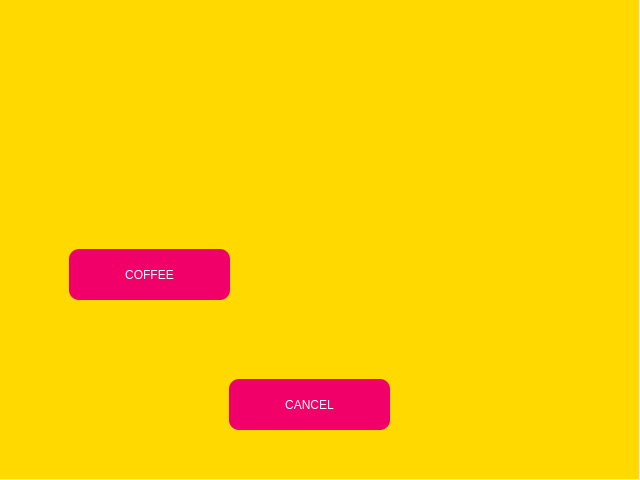
This is GUI/pick.ui in vduyhai/Do-an-tot-nghiep as Qt 5 draws it before an edit. The edited form follows.
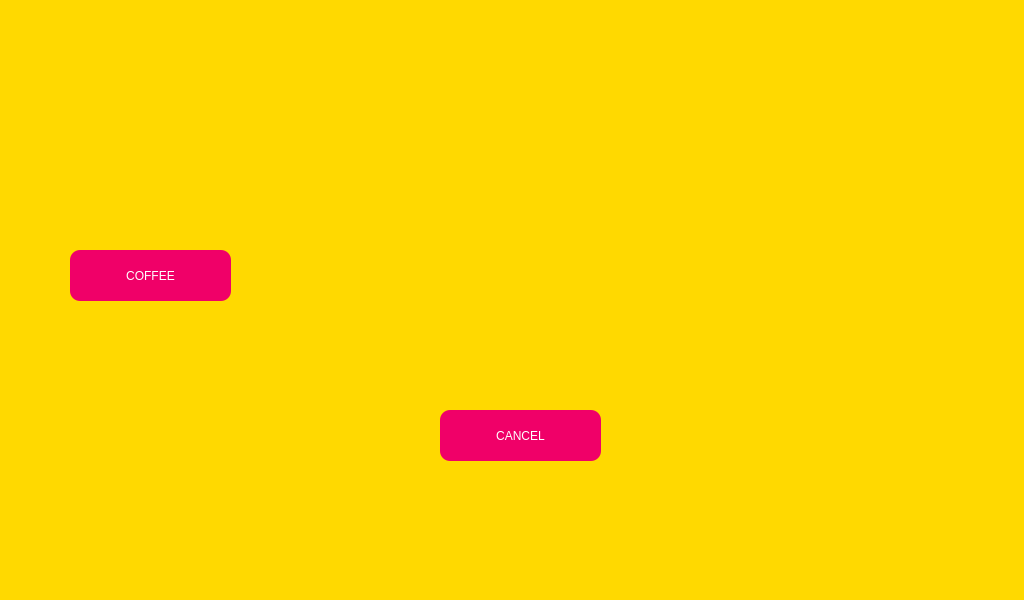
This is the edited form. Icons and pictures are not drawn.

Diff of the .ui file:
```diff
--- a/GUI/pick.ui
+++ b/GUI/pick.ui
@@ -6,8 +6,8 @@
    <rect>
     <x>0</x>
     <y>0</y>
-    <width>640</width>
-    <height>480</height>
+    <width>1024</width>
+    <height>600</height>
    </rect>
   </property>
   <property name="windowTitle">
@@ -17,10 +17,10 @@
    <widget class="QWidget" name="widget" native="true">
     <property name="geometry">
      <rect>
-      <x>-1</x>
-      <y>-1</y>
-      <width>640</width>
-      <height>480</height>
+      <x>0</x>
+      <y>0</y>
+      <width>1024</width>
+      <height>600</height>
      </rect>
     </property>
     <property name="styleSheet">
@@ -29,8 +29,8 @@
     <widget class="QPushButton" name="cancel">
      <property name="geometry">
       <rect>
-       <x>230</x>
-       <y>380</y>
+       <x>440</x>
+       <y>410</y>
        <width>161</width>
        <height>51</height>
       </rect>
```
